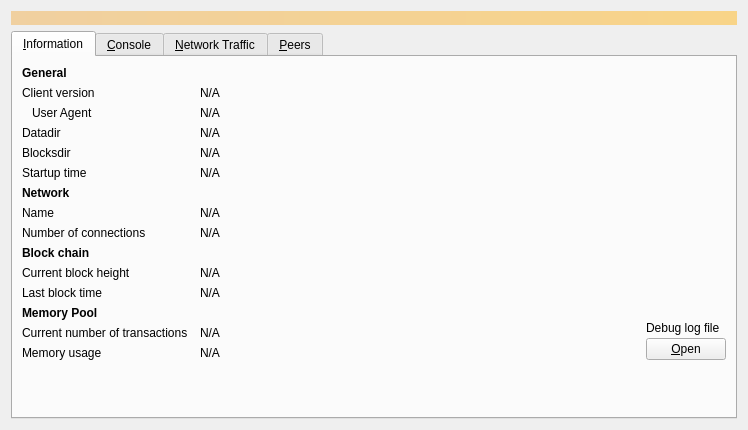
Before: the Qt Designer form src/qt/forms/debugwindow.ui in bitcoincore-dev/bitcoin-2001-863168-294116-d812cf1189, drawn with Qt 5.
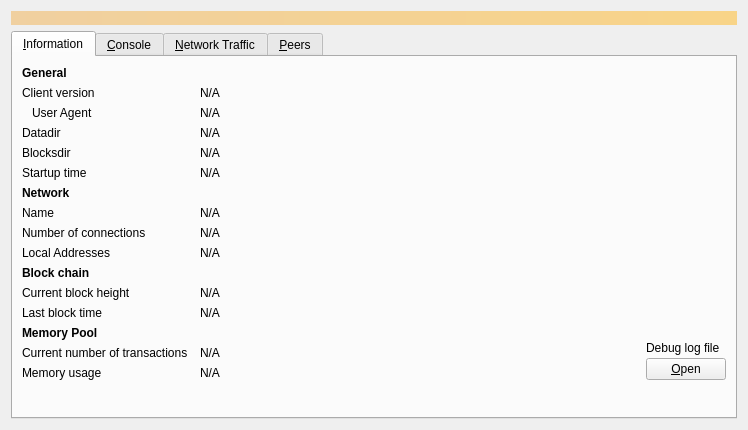
After: the same form once the commit is applied. Icons and pictures are not drawn. Custom widgets are drawn as their Qt base class.

Commit message:
Showing local addresses on the Node Window
Adds a new row to the Node Window (debugwindow.ui)
under the Network section which shows the LocalAddresses.

fixes #564

Github-Pull: gui#626
Rebased-From: ea576b65592c23895f80c9116f881ff063253ff8

Patch:
```diff
--- a/src/qt/forms/debugwindow.ui
+++ b/src/qt/forms/debugwindow.ui
@@ -249,6 +249,38 @@
         </widget>
        </item>
        <item row="9" column="0">
+        <widget class="QLabel" name="label_14">
+         <property name="text">
+          <string>Local Addresses</string>
+         </property>
+        </widget>
+       </item>
+       <item row="9" column="1" colspan="2">
+        <widget class="QLabel" name="localAddresses">
+         <property name="cursor">
+          <cursorShape>IBeamCursor</cursorShape>
+         </property>
+         <property name="wordWrap">
+              <bool>true</bool>
+         </property>
+         <property name="sizePolicy">
+           <sizepolicy hsizetype="Preferred" vsizetype="Minimum">
+            <horstretch>0</horstretch>
+            <verstretch>0</verstretch>
+           </sizepolicy>
+         </property>
+         <property name="text">
+          <string notr="true">N/A</string>
+         </property>
+         <property name="textFormat">
+          <enum>Qt::PlainText</enum>
+         </property>
+         <property name="textInteractionFlags">
+          <set>Qt::LinksAccessibleByMouse|Qt::TextSelectableByKeyboard|Qt::TextSelectableByMouse</set>
+         </property>
+        </widget>
+       </item>
+       <item row="10" column="0">
         <widget class="QLabel" name="label_10">
          <property name="font">
           <font>
@@ -261,14 +293,14 @@
          </property>
         </widget>
        </item>
-       <item row="10" column="0">
+       <item row="11" column="0">
         <widget class="QLabel" name="label_3">
          <property name="text">
           <string>Current block height</string>
          </property>
         </widget>
        </item>
-       <item row="10" column="1" colspan="2">
+       <item row="11" column="1" colspan="2">
         <widget class="QLabel" name="numberOfBlocks">
          <property name="cursor">
           <cursorShape>IBeamCursor</cursorShape>
@@ -284,14 +316,14 @@
          </property>
         </widget>
        </item>
-       <item row="11" column="0">
+       <item row="12" column="0">
         <widget class="QLabel" name="labelLastBlockTime">
          <property name="text">
           <string>Last block time</string>
          </property>
         </widget>
        </item>
-       <item row="11" column="1" colspan="2">
+       <item row="12" column="1" colspan="2">
         <widget class="QLabel" name="lastBlockTime">
          <property name="cursor">
           <cursorShape>IBeamCursor</cursorShape>
@@ -307,7 +339,7 @@
          </property>
         </widget>
        </item>
-       <item row="12" column="0">
+       <item row="13" column="0">
         <widget class="QLabel" name="labelMempoolTitle">
          <property name="font">
           <font>
@@ -320,14 +352,14 @@
          </property>
         </widget>
        </item>
-       <item row="13" column="0">
+       <item row="14" column="0">
         <widget class="QLabel" name="labelNumberOfTransactions">
          <property name="text">
           <string>Current number of transactions</string>
          </property>
         </widget>
        </item>
-       <item row="13" column="1">
+       <item row="14" column="1">
         <widget class="QLabel" name="mempoolNumberTxs">
          <property name="cursor">
           <cursorShape>IBeamCursor</cursorShape>
@@ -343,14 +375,14 @@
          </property>
         </widget>
        </item>
-       <item row="14" column="0">
+       <item row="15" column="0">
         <widget class="QLabel" name="labelMemoryUsage">
          <property name="text">
           <string>Memory usage</string>
          </property>
         </widget>
        </item>
-       <item row="14" column="1">
+       <item row="15" column="1">
         <widget class="QLabel" name="mempoolSize">
          <property name="cursor">
           <cursorShape>IBeamCursor</cursorShape>
@@ -366,7 +398,7 @@
          </property>
         </widget>
        </item>
-       <item row="12" column="2" rowspan="3">
+       <item row="13" column="2" rowspan="3">
         <layout class="QVBoxLayout" name="verticalLayoutDebugButton">
          <property name="spacing">
           <number>3</number>
@@ -406,7 +438,7 @@
          </item>
         </layout>
        </item>
-       <item row="15" column="0">
+       <item row="16" column="0">
         <spacer name="verticalSpacer">
          <property name="orientation">
           <enum>Qt::Vertical</enum>
```
Left out of the diff: 4 changed lines with no effect on the pictures. The commit also changes 1 other file.
